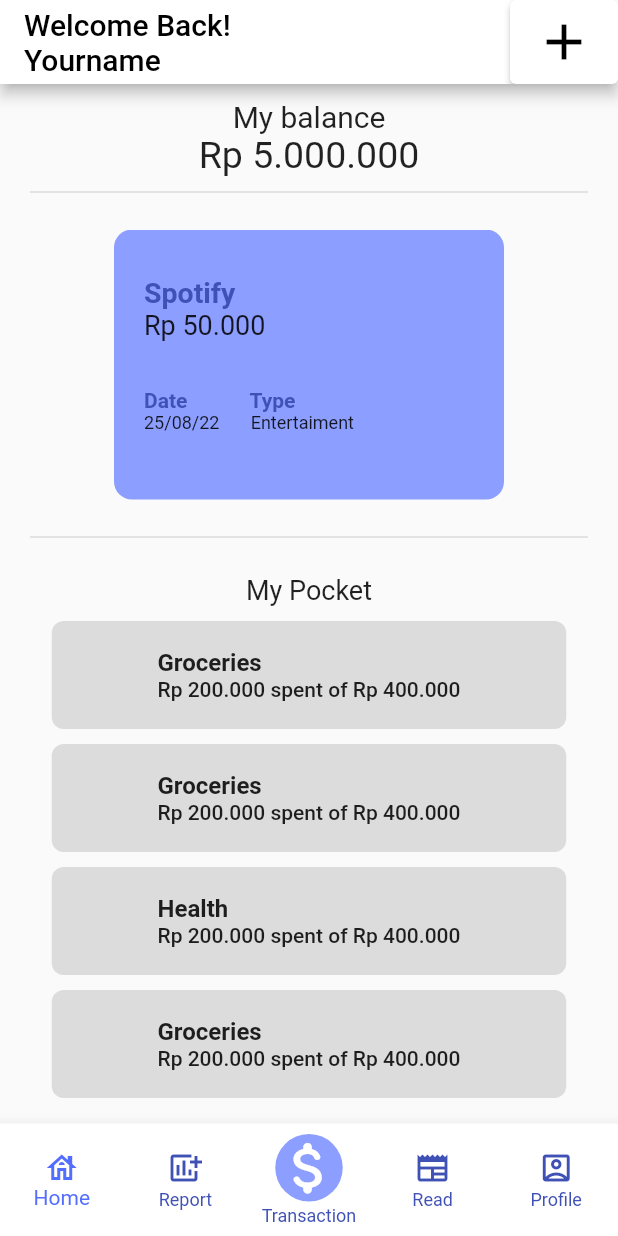
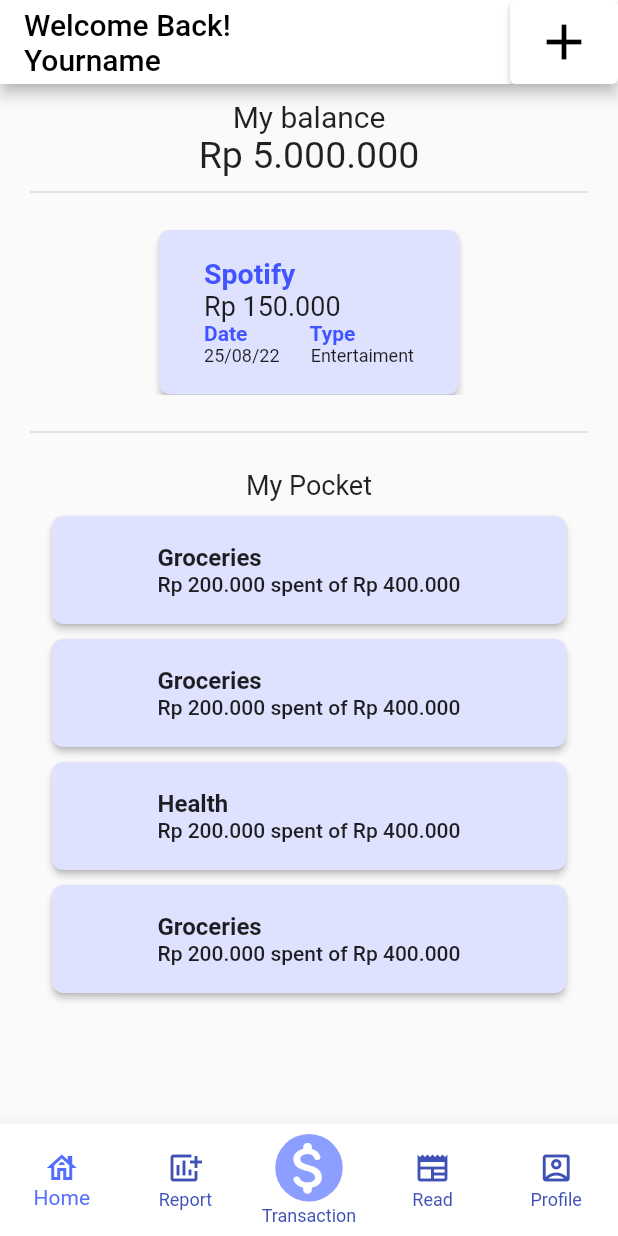
Before and after one commit to PPL-Waffar/iSaveit-flutter, a Flutter app: the screen it shows after launch, on a phone screen of 412 x 824 dp. Run offline on Flutter 3.47's test engine with Material 2 defaults, Android fonts, the phone set to English and light mode, and no system bars; drawn by our look-alikes of carousel_slider.

Commit message:
[GREEN] Fix the homepage design

```diff
--- a/lib/page/homepage.dart
+++ b/lib/page/homepage.dart
@@ -96,134 +96,130 @@ class HomePage extends State<HomeView> {
               items: [
 
                 //1st Image of Slider
-                Container(
-                  padding: const EdgeInsets.fromLTRB(20, 15, 20, 0),
-                  decoration: BoxDecoration(
-                    borderRadius: const BorderRadius.all(Radius.circular(12)),
-                    color: Colors.indigoAccent.shade100,
+                SizedBox(
+                height: 30,
+                width: 200,
+                child: ElevatedButton(
+                onPressed: () =>  {},
+                style: ElevatedButton.styleFrom(
+                    backgroundColor: const Color(0xffDFE2FF),
+                    shape: RoundedRectangleBorder(borderRadius: BorderRadius.circular(8))
+
                 ),
-                  height: 30,
-                  width: 260,
-                  child :RichText(
+                child: RichText(
                   text: TextSpan(
                     style: DefaultTextStyle.of(context).style,
                     children: const <TextSpan>[
-                        TextSpan(text :'\n'),
-                        TextSpan(text: 'Spotify\n', style: TextStyle(fontWeight: FontWeight.bold, fontSize: 19, color: Colors.indigo)),
-                        TextSpan(text: 'Rp 50.000\n', style: TextStyle(fontSize: 18)),
-                        TextSpan(text: '\n'),
-                        TextSpan(text: '\n'),
-                        TextSpan(text: 'Date            Type\n', style: TextStyle(fontSize: 14, color: Colors.indigo,fontWeight: FontWeight.bold,)),
+                        TextSpan(text: 'Spotify\n', style: TextStyle(fontWeight: FontWeight.bold, fontSize: 19, color: Color(0xff4054FF))),
+                        TextSpan(text: 'Rp 150.000\n', style: TextStyle(fontSize: 18)),
+                        TextSpan(text: 'Date            Type\n', style: TextStyle(fontSize: 14,  color: Color(0xff4054FF),fontWeight: FontWeight.bold,)),
                         TextSpan(text: '25/08/22       Entertaiment', style: TextStyle(fontSize: 12)),
-
                     ],
+                  ),
                 ),
                 ),
                 ),
 
                 //2nd Image of Slider
-                Container(
-                  padding: const EdgeInsets.fromLTRB(20, 15, 20, 0),
-                  decoration: BoxDecoration(
-                    borderRadius: const BorderRadius.all(Radius.circular(12)),
-                    color: Colors.indigoAccent.shade100,
+                SizedBox(
+                height: 30,
+                width: 200,
+                child: ElevatedButton(
+                onPressed: () =>  {},
+                style: ElevatedButton.styleFrom(
+                    backgroundColor: const Color(0xffDFE2FF),
+                    shape: RoundedRectangleBorder(borderRadius: BorderRadius.circular(8))
+
                 ),
-                  height: 30,
-                  width: 260,
-                  child :RichText(
+                child: RichText(
                   text: TextSpan(
                     style: DefaultTextStyle.of(context).style,
                     children: const <TextSpan>[
-                        TextSpan(text :'\n'),
-                        TextSpan(text: 'Netflix\n', style: TextStyle(fontWeight: FontWeight.bold, fontSize: 19, color: Colors.indigo)),
+                        TextSpan(text: 'Youtube\n', style: TextStyle(fontWeight: FontWeight.bold, fontSize: 19, color: Color(0xff4054FF))),
                         TextSpan(text: 'Rp 150.000\n', style: TextStyle(fontSize: 18)),
-                        TextSpan(text: '\n'),
-                        TextSpan(text: '\n'),
-                        TextSpan(text: 'Date            Type\n', style: TextStyle(fontSize: 14, color: Colors.indigo,fontWeight: FontWeight.bold,)),
+                        TextSpan(text: 'Date            Type\n', style: TextStyle(fontSize: 14, color: Color(0xff4054FF),fontWeight: FontWeight.bold,)),
                         TextSpan(text: '25/08/22       Entertaiment', style: TextStyle(fontSize: 12)),
-
                     ],
                   ),
                 ),
                 ),
+                ),
                 //3rd Image of Slider
-                Container(
-                  padding: const EdgeInsets.fromLTRB(20, 15, 20, 0),
-                  decoration: BoxDecoration(
-                    borderRadius: const BorderRadius.all(Radius.circular(12)),
-                    color: Colors.indigoAccent.shade100,
+                SizedBox(
+                height: 30,
+                width: 200,
+                child: ElevatedButton(
+                onPressed: () =>  {},
+                style: ElevatedButton.styleFrom(
+                    backgroundColor: const Color(0xffDFE2FF),
+                    shape: RoundedRectangleBorder(borderRadius: BorderRadius.circular(8))
+
                 ),
-                  height: 30,
-                  width: 260,
-                  child :RichText(
+                child: RichText(
                   text: TextSpan(
                     style: DefaultTextStyle.of(context).style,
                     children: const <TextSpan>[
-                        TextSpan(text :'\n'),
-                        TextSpan(text: 'Youtube\n', style: TextStyle(fontWeight: FontWeight.bold, fontSize: 19, color: Colors.indigo)),
+                        TextSpan(text: 'Netflix\n', style: TextStyle(fontWeight: FontWeight.bold, fontSize: 19, color: Color(0xff4054FF))),
                         TextSpan(text: 'Rp 150.000\n', style: TextStyle(fontSize: 18)),
-                        TextSpan(text: '\n'),
-                        TextSpan(text: '\n'),
-                        TextSpan(text: 'Date            Type\n', style: TextStyle(fontSize: 14, color: Colors.indigo,fontWeight: FontWeight.bold,)),
+                        TextSpan(text: 'Date            Type\n', style: TextStyle(fontSize: 14, color: Color(0xff4054FF),fontWeight: FontWeight.bold,)),
                         TextSpan(text: '25/08/22       Entertaiment', style: TextStyle(fontSize: 12)),
-
                     ],
                   ),
                 ),
                 ),
+                ),
                 //4th Image of Slider
-                Container(
-                  padding: const EdgeInsets.fromLTRB(20, 15, 20, 0),
-                  decoration: BoxDecoration(
-                    borderRadius: const BorderRadius.all(Radius.circular(12)),
-                    color: Colors.indigoAccent.shade100,
+                SizedBox(
+                height: 30,
+                width: 200,
+                child: ElevatedButton(
+                onPressed: () =>  {},
+                style: ElevatedButton.styleFrom(
+                    backgroundColor: const Color(0xffDFE2FF),
+                    shape: RoundedRectangleBorder(borderRadius: BorderRadius.circular(8))
+
                 ),
-                  height: 30,
-                  width: 260,
-                  child :RichText(
+                child: RichText(
                   text: TextSpan(
                     style: DefaultTextStyle.of(context).style,
                     children: const <TextSpan>[
-                        TextSpan(text :'\n'),
-                        TextSpan(text: 'HBO GO\n', style: TextStyle(fontWeight: FontWeight.bold, fontSize: 19, color: Colors.indigo)),
-                        TextSpan(text: 'Rp 200.000\n', style: TextStyle(fontSize: 18)),
-                        TextSpan(text: '\n'),
-                        TextSpan(text: '\n'),
-                        TextSpan(text: 'Date            Type\n', style: TextStyle(fontSize: 14, color: Colors.indigo,fontWeight: FontWeight.bold,)),
+                        TextSpan(text: 'HBO GO\n', style: TextStyle(fontWeight: FontWeight.bold, fontSize: 19, color: Color(0xff4054FF))),
+                        TextSpan(text: 'Rp 150.000\n', style: TextStyle(fontSize: 18)),
+                        TextSpan(text: 'Date            Type\n', style: TextStyle(fontSize: 14, color: Color(0xff4054FF),fontWeight: FontWeight.bold,)),
                         TextSpan(text: '25/08/22       Entertaiment', style: TextStyle(fontSize: 12)),
-
                     ],
                   ),
                 ),
                 ),
+                ),
                 //5th Image of Slider
-                Container(
-                  padding: const EdgeInsets.fromLTRB(20, 15, 20, 0),
-                  decoration: BoxDecoration(
-                    borderRadius: const BorderRadius.all(Radius.circular(12)),
-                    color: Colors.indigoAccent.shade100,
+                SizedBox(
+                height: 30,
+                width: 200,
+                child: ElevatedButton(
+                onPressed: () =>  {},
+                style: ElevatedButton.styleFrom(
+                    backgroundColor: const Color(0xffDFE2FF),
+                    shape: RoundedRectangleBorder(borderRadius: BorderRadius.circular(8))
+
                 ),
-                  height: 30,
-                  width: 260,
-                  child :RichText(
+                child: RichText(
                   text: TextSpan(
                     style: DefaultTextStyle.of(context).style,
                     children: const <TextSpan>[
-                        TextSpan(text :'\n'),
-                        TextSpan(text: 'Code Academy\n', style: TextStyle(fontWeight: FontWeight.bold, fontSize: 19, color: Colors.indigo)),
+                        TextSpan(text: 'Code Academy\n', style: TextStyle(fontWeight: FontWeight.bold, fontSize: 19, color: Color(0xff4054FF))),
                         TextSpan(text: 'Rp 150.000\n', style: TextStyle(fontSize: 18)),
-                        TextSpan(text: '\n'),
-                        TextSpan(text: '\n'),
-                        TextSpan(text: 'Date            Type\n', style: TextStyle(fontSize: 14, color: Colors.indigo,fontWeight: FontWeight.bold,)),
+                        TextSpan(text: 'Date            Type\n', style: TextStyle(fontSize: 14, color: Color(0xff4054FF),fontWeight: FontWeight.bold,)),
                         TextSpan(text: '25/08/22       Entertaiment', style: TextStyle(fontSize: 12)),
                     ],
+                  ),
                 ),
                 ),
                 ),
               ],
               //Slider Container properties
               options: CarouselOptions(
-                height: 180.0,
+                height: 110.0,
                 enlargeCenterPage: true,
                 autoPlay: true,
                 aspectRatio: 16 / 9,
@@ -251,9 +247,9 @@ class HomePage extends State<HomeView> {
               height: 72,
               width: 343,
               child: ElevatedButton(
-                onPressed: null,
+                onPressed: () =>  {},
                 style: ElevatedButton.styleFrom(
-                    backgroundColor: Colors.indigoAccent,
+                    backgroundColor: const Color(0xffDFE2FF),
                     shape: RoundedRectangleBorder(borderRadius: BorderRadius.circular(8))
 
                 ),
@@ -275,11 +271,11 @@ class HomePage extends State<HomeView> {
 
               child: ElevatedButton(
                 style: ElevatedButton.styleFrom(
-                    backgroundColor: Colors.indigoAccent,
+                     backgroundColor: const Color(0xffDFE2FF),
                     shape: RoundedRectangleBorder(borderRadius: BorderRadius.circular(8))
 
                 ),
-                onPressed: null,
+                onPressed: () =>  {},
                 child: RichText(
                   text: TextSpan(
                     style: DefaultTextStyle.of(context).style,
@@ -298,11 +294,11 @@ class HomePage extends State<HomeView> {
 
               child: ElevatedButton(
                 style: ElevatedButton.styleFrom(
-                    backgroundColor: Colors.indigoAccent,
+                     backgroundColor: const Color(0xffDFE2FF),
                     shape: RoundedRectangleBorder(borderRadius: BorderRadius.circular(8))
 
                 ),
-                onPressed: null,
+                onPressed: () =>  {},
                 child: RichText(
                   text: TextSpan(
                     style: DefaultTextStyle.of(context).style,
@@ -321,11 +317,11 @@ class HomePage extends State<HomeView> {
               child: ElevatedButton(
                 style: ElevatedButton.styleFrom(
                     padding: const EdgeInsets.fromLTRB(0, 0,0 ,0),
-                    backgroundColor: Colors.indigoAccent,
+                     backgroundColor: const Color(0xffDFE2FF),
                     shape: RoundedRectangleBorder(borderRadius: BorderRadius.circular(8))
 
                 ),
-                onPressed: null,
+                onPressed: () =>  {},
                 child: RichText(
                   text: TextSpan(
                     style: DefaultTextStyle.of(context).style,
```
Lines whose indentation alone changed are shown as unchanged.
